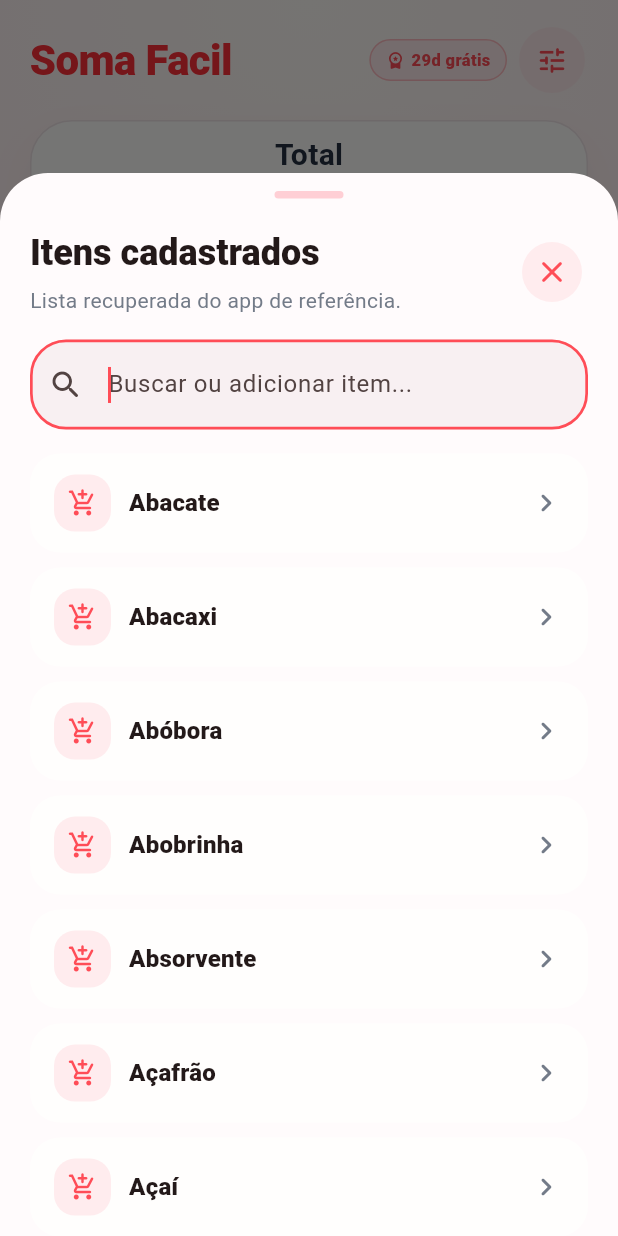
After one commit to tecnicorikardo/calculadoradecompras, a Flutter app: the screen it shows after launch, after a tap on the "search" icon, on a phone screen of 412 x 824 dp. The commit adds this screen. Run offline on Flutter 3.47's test engine with Material 3 defaults, Android fonts, the phone set to English and light mode, and no system bars; our stand-ins replace share_plus, shared_preferences; network calls fail.

Commit message:
feat: restaura catalogo de itens do app de referencia

```diff
--- /dev/null
+++ b/lib/data/default_item_catalog.dart
@@ -0,0 +1,327 @@
+abstract final class DefaultItemCatalog {
+  static const List<String> names = <String>[
+    'Abacate',
+    'Abacaxi',
+    'Abóbora',
+    'Abobrinha',
+    'Absorvente',
+    'Açafrão',
+    'Açaí',
+    'Acém',
+    'Achocolatado',
+    'Açúcar Cristal',
+    'Açúcar Demerara',
+    'Açúcar Mascavo',
+    'Açúcar Refinado',
+    'Adoçante',
+    'Agrião',
+    'Água de Coco',
+    'Água Mineral',
+    'Água Sanitária',
+    'Alcaparras',
+    'Alcatra',
+    'Álcool em Gel',
+    'Alecrim',
+    'Alface',
+    'Algodão',
+    'Alho',
+    'Alho Triturado',
+    'Alvejante',
+    'Amaciante',
+    'Ameixa',
+    'Amêndoa',
+    'Amido de Milho',
+    'Aparelho de Barbear',
+    'Areia Sanitária',
+    'Arroz Agulhinha',
+    'Arroz Arbório',
+    'Arroz Integral',
+    'Arroz Parboilizado',
+    'Asa de Frango',
+    'Aspargo',
+    'Atum',
+    'Aveia em Farelo',
+    'Aveia em Flocos',
+    'Azeite de Oliva',
+    'Azeitona Preta',
+    'Azeitona Verde',
+    'Bacalhau',
+    'Bacon',
+    'Baguete',
+    'Banana',
+    'Batata',
+    'Batata Baroa',
+    'Batata Doce',
+    'Batata Pré-Frita',
+    'Berinjela',
+    'Beterraba',
+    'Biscoito Água e Sal',
+    'Biscoito de Polvilho',
+    'Biscoito Maizena',
+    'Biscoito Recheado',
+    'Bisnaguinha',
+    'Bisteca',
+    'Bolo',
+    'Brócolis',
+    'Cachaça',
+    'Café em Cápsulas',
+    'Café em Pó',
+    'Café Gourmet',
+    'Café Solúvel',
+    'Camarão',
+    'Canela',
+    'Canjica Amarela',
+    'Canjica Branca',
+    'Capeletti',
+    'Castanha de Caju',
+    'Castanha do Pará',
+    'Cebola',
+    'Cebolinha',
+    'Cenoura',
+    'Cerveja',
+    'Chá de Camomila',
+    'Chá Matte',
+    'Champignon',
+    'Chuchu',
+    'Coco Seco',
+    'Coco Verde',
+    'Coentro',
+    'Cogumelo',
+    'Colorau',
+    'Cominho',
+    'Condicionador',
+    'Contrafilé',
+    'Cookies',
+    'Copa',
+    'Coração Bovino',
+    'Coração de Frango',
+    'Costela',
+    'Costelinha',
+    'Couve',
+    'Couve-Flor',
+    'Coxa de Frango',
+    'Coxão Duro',
+    'Coxão Mole',
+    'Cravo',
+    'Cream Cheese',
+    'Creme de Leite',
+    'Creme Dental',
+    'Croissant',
+    'Cupim',
+    'Cúrcuma',
+    'Desengordurante',
+    'Desinfetante',
+    'Desodorante',
+    'Detergente',
+    'Enxaguante Bucal',
+    'Ervilha',
+    'Ervilha Lata',
+    'Escova de Dentes',
+    'Espaguete',
+    'Espinafre',
+    'Esponja de Aço',
+    'Esponja de Louça',
+    'Espumante',
+    'Extrato de Tomate',
+    'Farelo de Trigo',
+    'Farinha de Mandioca',
+    'Farinha de Rosca',
+    'Farinha de Trigo',
+    'Farinha de Trigo Integral',
+    'Farofa Pronta',
+    'Feijão Branco',
+    'Feijão Carioca',
+    'Feijão Fradinho',
+    'Feijão Preto',
+    'Fettuccine',
+    'Fígado de Frango',
+    'Filé Mignon',
+    'Filme PVC',
+    'Filtro de Papel',
+    'Fio Dental',
+    'Fita Adesiva',
+    'Fraldinha',
+    'Frango Inteiro',
+    'Fubá',
+    'Gengibre',
+    'Goiaba',
+    'Grão-de-bico',
+    'Guaraná',
+    'Guardanapo',
+    'Hambúrguer',
+    'Hastes Flexíveis',
+    'Hidratante',
+    'Hortelã',
+    'Inhame',
+    'Iogurte Grego',
+    'Iogurte Natural',
+    'Ketchup',
+    'Kiwi',
+    'Lagarto',
+    'Lâmpada LED',
+    'Laranja',
+    'Lasanha',
+    'Lasanha Congelada',
+    'Leite Condensado',
+    'Leite Desnatado',
+    'Leite Integral',
+    'Leite Sem Lactose',
+    'Lenços Umedecidos',
+    'Lentilha',
+    'Limão',
+    'Limpa-Pisos',
+    'Limpa-Vidros',
+    'Limpador Sanitário',
+    'Língua',
+    'Linguiça Calabresa',
+    'Lombo Canadense',
+    'Lombo Suíno',
+    'Louro',
+    'Lula',
+    'Luvas de Borracha',
+    'Maçã',
+    'Macarrão Instantâneo',
+    'Maionese',
+    'Mamão',
+    'Maminha',
+    'Mandioca',
+    'Manga',
+    'Manjericão',
+    'Manteiga',
+    'Maracujá',
+    'Margarina',
+    'Massa de Pizza',
+    'Melancia',
+    'Melão',
+    'Merluza',
+    'Mexerica',
+    'Mexilhão',
+    'Milho de Pipoca',
+    'Milho Verde',
+    'Milho Verde Lata',
+    'Mocotó',
+    'Moela de Frango',
+    'Molho de Pimenta',
+    'Molho de Tomate',
+    'Molho Inglês',
+    'Molho Shoyu',
+    'Morango',
+    'Mortadela',
+    'Mostarda',
+    'Músculo',
+    'Néctar de Fruta',
+    'Noz',
+    'Nuggets',
+    'Odorizador Ambiente',
+    'Óleo de Girassol',
+    'Óleo de Milho',
+    'Óleo de Soja',
+    'Orégano',
+    'Ovos',
+    'Ovos Caipira',
+    'Ovos de Codorna',
+    'Paio',
+    'Paleta',
+    'Palmito',
+    'Panceta',
+    'Panetone',
+    'Pano de Prato',
+    'Pano Multiuso',
+    'Pão de Forma',
+    'Pão de Forma Integral',
+    'Pão de Hambúrguer',
+    'Pão de Hot Dog',
+    'Pão de Queijo',
+    'Pão de Queijo Congelado',
+    'Pão Francês',
+    'Papel Alumínio',
+    'Papel Higiênico',
+    'Papel Manteiga',
+    'Passata de Tomate',
+    'Patinho',
+    'Peito de Frango',
+    'Peito de Peru',
+    'Penne',
+    'Pepino',
+    'Pera',
+    'Pernil Suíno',
+    'Peru',
+    'Pêssego',
+    'Petiscos Pet',
+    'Picanha',
+    'Picles',
+    'Picolé',
+    'Pilhas',
+    'Pimenta de Cheiro',
+    'Pimenta Dedo de Moça',
+    'Pimentão',
+    'Pistache',
+    'Pizza Congelada',
+    'Polpa de Fruta',
+    'Polvilho Azedo',
+    'Polvilho Doce',
+    'Potes Plásticos',
+    'Presunto',
+    'Protetor Diário',
+    'Protetor Solar',
+    'Queijo Brie',
+    'Queijo Coalho',
+    'Queijo Cottage',
+    'Queijo de Búfala',
+    'Queijo Gorgonzola',
+    'Queijo Minas Frescal',
+    'Queijo Mussarela',
+    'Queijo Parmesão',
+    'Queijo Prato',
+    'Queijo Provolone',
+    'Quiabo',
+    'Quinoa',
+    'Rabo',
+    'Ração para Cães',
+    'Ração para Gatos',
+    'Ravioli',
+    'Refrigerante Cola',
+    'Repolho',
+    'Requeijão',
+    'Ricota',
+    'Rúcula',
+    'Sabão de Coco',
+    'Sabão em Pó',
+    'Sabão Líquido',
+    'Sabonete',
+    'Sabonete Líquido',
+    'Saco de Lixo',
+    'Sal Grosso',
+    'Sal Refinado',
+    'Salame',
+    'Salmão',
+    'Salsicha',
+    'Salsinha',
+    'Sardinha',
+    'Shampoo',
+    'Sobrecoxa',
+    'Soja em Grão',
+    'Sorvete',
+    'Suco de Laranja',
+    'Suco de Uva',
+    'Super Cola',
+    'Talharim',
+    'Tapete Higiênico',
+    'Tapioca',
+    'Tilápia',
+    'Tira-Manchas',
+    'Toalha de Papel',
+    'Tomate',
+    'Torrada',
+    'Toucinho',
+    'Uva',
+    'Vagem',
+    'Velas',
+    'Vinagre',
+    'Vinagre Balsâmico',
+    'Vinagre de Maçã',
+    'Vinho Branco',
+    'Vinho Tinto',
+    'Vodka',
+  ];
+}
--- a/lib/screens/shopping_screen.dart
+++ b/lib/screens/shopping_screen.dart
@@ -9,7 +9,9 @@ import '../core/theme/app_palette.dart';
 import '../core/utils/currency_formatters.dart';
 import '../core/utils/currency_input_parser.dart';
 import '../models/budget_status.dart';
+import '../services/item_suggestions_service.dart';
 import '../services/local_storage_service.dart';
+import '../widgets/item_selector_sheet.dart';
 import '../widgets/items_bottom_sheet.dart';
 import '../widgets/numeric_keypad.dart';
 import '../widgets/upgrade_sheet.dart';
@@ -187,6 +189,8 @@ class _ShoppingScreenState extends State<ShoppingScreen>
     with SingleTickerProviderStateMixin {
   late final ShoppingController _controller;
   late final AnimationController _budgetAlertPulseController;
+  final ItemSuggestionsService _itemSuggestionsService =
+      const ItemSuggestionsService();
   final TextEditingController _budgetController = TextEditingController();
   final TextEditingController _descriptionController = TextEditingController();
   final TextEditingController _productController = TextEditingController();
@@ -555,6 +559,29 @@ class _ShoppingScreenState extends State<ShoppingScreen>
           onShare: () {
             Navigator.of(context).pop();
             _shareList();
+          },
+        );
+      },
+    );
+  }
+
+  Future<void> _showItemSelectorSheet() {
+    FocusManager.instance.primaryFocus?.unfocus();
+    return showModalBottomSheet<void>(
+      context: context,
+      isScrollControlled: true,
+      backgroundColor: Colors.transparent,
+      builder: (context) {
+        return ItemSelectorSheet(
+          suggestionsService: _itemSuggestionsService,
+          onItemSelected: (item) {
+            _descriptionController.text = item;
+            _descriptionController.selection = TextSelection.collapsed(
+              offset: item.length,
+            );
+            setState(() {
+              _activeAmountField = _AmountFieldTarget.product;
+            });
           },
         );
       },
@@ -1537,6 +1564,9 @@ class _ShoppingScreenState extends State<ShoppingScreen>
               vertical: descriptionVerticalPadding,
             ),
             alignment: Alignment.centerLeft,
+            child: Row(
+              children: <Widget>[
+                Expanded(
                   child: TextField(
                     key: const ValueKey<String>('description-field'),
                     controller: _descriptionController,
@@ -1573,6 +1603,23 @@ class _ShoppingScreenState extends State<ShoppingScreen>
                       fontWeight: FontWeight.w700,
                       height: 1.2,
                     ),
+                  ),
+                ),
+                const SizedBox(width: 6),
+                IconButton.filledTonal(
+                  key: const ValueKey<String>('item-selector-button'),
+                  onPressed: _showItemSelectorSheet,
+                  style: IconButton.styleFrom(
+                    backgroundColor: palette.accentSoft,
+                    foregroundColor: palette.accent,
+                    tapTargetSize: MaterialTapTargetSize.shrinkWrap,
+                    minimumSize: Size(tight ? 34 : 40, tight ? 34 : 40),
+                    padding: EdgeInsets.zero,
+                  ),
+                  icon: const Icon(Icons.search_rounded),
+                  tooltip: 'Buscar item cadastrado',
+                ),
+              ],
             ),
           ),
         ),
--- /dev/null
+++ b/lib/services/item_suggestions_service.dart
@@ -0,0 +1,54 @@
+import '../data/default_item_catalog.dart';
+
+class ItemSuggestionsService {
+  const ItemSuggestionsService();
+
+  List<String> getDefaultItems() {
+    return DefaultItemCatalog.names;
+  }
+
+  List<String> search(String query, {int limit = 500}) {
+    final normalizedQuery = _normalize(query);
+    if (normalizedQuery.isEmpty) {
+      return DefaultItemCatalog.names.take(limit).toList(growable: false);
+    }
+
+    final startsWithMatches = <String>[];
+    final containsMatches = <String>[];
+
+    for (final item in DefaultItemCatalog.names) {
+      final normalizedItem = _normalize(item);
+      if (normalizedItem.startsWith(normalizedQuery)) {
+        startsWithMatches.add(item);
+      } else if (normalizedItem.contains(normalizedQuery)) {
+        containsMatches.add(item);
+      }
+    }
+
+    return <String>[
+      ...startsWithMatches,
+      ...containsMatches,
+    ].take(limit).toList(growable: false);
+  }
+
+  String _normalize(String value) {
+    return value
+        .trim()
+        .toLowerCase()
+        .replaceAll(RegExp(r'\s+'), ' ')
+        .replaceAll('á', 'a')
+        .replaceAll('à', 'a')
+        .replaceAll('â', 'a')
+        .replaceAll('ã', 'a')
+        .replaceAll('ä', 'a')
+        .replaceAll('é', 'e')
+        .replaceAll('ê', 'e')
+        .replaceAll('í', 'i')
+        .replaceAll('ó', 'o')
+        .replaceAll('ô', 'o')
+        .replaceAll('õ', 'o')
+        .replaceAll('ú', 'u')
+        .replaceAll('ü', 'u')
+        .replaceAll('ç', 'c');
+  }
+}
--- a/lib/services/pro_service.dart
+++ b/lib/services/pro_service.dart
@@ -32,8 +32,8 @@ class ProService {
     final prefs = await SharedPreferences.getInstance();
     var id = prefs.getString(_prefKeyDeviceId);
     if (id == null) {
-      id =
-          '${Platform.operatingSystem}_${DateTime.now().microsecondsSinceEpoch}';
+      final platformName = kIsWeb ? 'web' : Platform.operatingSystem;
+      id = '${platformName}_${DateTime.now().microsecondsSinceEpoch}';
       await prefs.setString(_prefKeyDeviceId, id);
     }
     return id;
@@ -78,6 +78,8 @@ class ProService {
 
     // Cache local
     if (prefs.getBool(_prefKeyIsPro) == true) return true;
+
+    if (kIsWeb) return false;
 
     // Consulta remota
     HttpClient? client;
--- /dev/null
+++ b/lib/widgets/item_selector_sheet.dart
@@ -0,0 +1,249 @@
+import 'package:flutter/material.dart';
+
+import '../core/theme/app_palette.dart';
+import '../services/item_suggestions_service.dart';
+
+class ItemSelectorSheet extends StatefulWidget {
+  const ItemSelectorSheet({
+    super.key,
+    required this.suggestionsService,
+    required this.onItemSelected,
+  });
+
+  final ItemSuggestionsService suggestionsService;
+  final ValueChanged<String> onItemSelected;
+
+  @override
+  State<ItemSelectorSheet> createState() => _ItemSelectorSheetState();
+}
+
+class _ItemSelectorSheetState extends State<ItemSelectorSheet> {
+  final TextEditingController _searchController = TextEditingController();
+  late List<String> _items;
+
+  @override
+  void initState() {
+    super.initState();
+    _items = widget.suggestionsService.search('');
+    _searchController.addListener(_handleSearchChanged);
+  }
+
+  void _handleSearchChanged() {
+    setState(() {
+      _items = widget.suggestionsService.search(_searchController.text);
+    });
+  }
+
+  void _selectItem(String item) {
+    widget.onItemSelected(item);
+    Navigator.of(context).pop();
+  }
+
+  @override
+  void dispose() {
+    _searchController.removeListener(_handleSearchChanged);
+    _searchController.dispose();
+    super.dispose();
+  }
+
+  @override
+  Widget build(BuildContext context) {
+    final theme = Theme.of(context);
+    final palette = context.appPalette;
+    return Container(
+      height: MediaQuery.sizeOf(context).height * 0.86,
+      decoration: BoxDecoration(
+        color: palette.surfaceSheet,
+        borderRadius: const BorderRadius.vertical(top: Radius.circular(32)),
+      ),
+      child: SafeArea(
+        top: false,
+        child: Column(
+          children: <Widget>[
+            const SizedBox(height: 12),
+            Container(
+              width: 46,
+              height: 5,
+              decoration: BoxDecoration(
+                color: palette.handle,
+                borderRadius: BorderRadius.circular(99),
+              ),
+            ),
+            Padding(
+              padding: const EdgeInsets.fromLTRB(20, 20, 20, 12),
+              child: Column(
+                crossAxisAlignment: CrossAxisAlignment.start,
+                children: <Widget>[
+                  Row(
+                    children: <Widget>[
+                      Expanded(
+                        child: Column(
+                          crossAxisAlignment: CrossAxisAlignment.start,
+                          children: <Widget>[
+                            Text(
+                              'Itens cadastrados',
+                              style: theme.textTheme.headlineSmall?.copyWith(
+                                fontWeight: FontWeight.w800,
+                              ),
+                            ),
+                            const SizedBox(height: 6),
+                            Text(
+                              'Lista recuperada do app de referência.',
+                              style: theme.textTheme.bodyMedium?.copyWith(
+                                color: palette.textSecondary,
+                              ),
+                            ),
+                          ],
+                        ),
+                      ),
+                      IconButton.filledTonal(
+                        onPressed: () => Navigator.of(context).pop(),
+                        style: IconButton.styleFrom(
+                          backgroundColor: palette.accentSoft,
+                          foregroundColor: palette.accent,
+                        ),
+                        icon: const Icon(Icons.close_rounded),
+                        tooltip: 'Fechar',
+                      ),
+                    ],
+                  ),
+                  const SizedBox(height: 16),
+                  TextField(
+                    key: const ValueKey<String>('item-selector-search'),
+                    controller: _searchController,
+                    autofocus: true,
+                    textInputAction: TextInputAction.search,
+                    decoration: InputDecoration(
+                      hintText: 'Buscar ou adicionar item...',
+                      prefixIcon: const Icon(Icons.search_rounded),
+                      filled: true,
+                      fillColor: palette.surfaceMuted,
+                      border: OutlineInputBorder(
+                        borderRadius: BorderRadius.circular(20),
+                        borderSide: BorderSide.none,
+                      ),
+                    ),
+                  ),
+                ],
+              ),
+            ),
+            Expanded(
+              child: _items.isEmpty
+                  ? _EmptySelectorState(
+                      query: _searchController.text,
+                      onUseQuery: () => _selectItem(_searchController.text),
+                    )
+                  : ListView.separated(
+                      padding: const EdgeInsets.fromLTRB(20, 4, 20, 24),
+                      itemCount: _items.length,
+                      separatorBuilder: (_, __) => const SizedBox(height: 10),
+                      itemBuilder: (context, index) {
+                        final item = _items[index];
+                        return _ItemTile(
+                          item: item,
+                          onTap: () => _selectItem(item),
+                        );
+                      },
+                    ),
+            ),
+          ],
+        ),
+      ),
+    );
+  }
+}
+
+class _EmptySelectorState extends StatelessWidget {
+  const _EmptySelectorState({required this.query, required this.onUseQuery});
+
+  final String query;
+  final VoidCallback onUseQuery;
+
+  @override
+  Widget build(BuildContext context) {
+    final theme = Theme.of(context);
+    final palette = context.appPalette;
+    final normalizedQuery = query.trim();
+
+    return Center(
+      child: Padding(
+        padding: const EdgeInsets.all(28),
+        child: Column(
+          mainAxisSize: MainAxisSize.min,
+          children: <Widget>[
+            Icon(Icons.search_off_rounded, color: palette.accent, size: 42),
+            const SizedBox(height: 12),
+            Text(
+              'Nenhum item encontrado.',
+              style: theme.textTheme.titleMedium?.copyWith(
+                fontWeight: FontWeight.w800,
+              ),
+            ),
+            if (normalizedQuery.isNotEmpty) ...<Widget>[
+              const SizedBox(height: 12),
+              FilledButton.icon(
+                onPressed: onUseQuery,
+                icon: const Icon(Icons.add_rounded),
+                label: Text('Usar "$normalizedQuery"'),
+              ),
+            ],
+          ],
+        ),
+      ),
+    );
+  }
+}
+
+class _ItemTile extends StatelessWidget {
+  const _ItemTile({required this.item, required this.onTap});
+
+  final String item;
+  final VoidCallback onTap;
+
+  @override
+  Widget build(BuildContext context) {
+    final theme = Theme.of(context);
+    final palette = context.appPalette;
+
+    return Material(
+      color: palette.surface,
+      borderRadius: BorderRadius.circular(20),
+      child: InkWell(
+        onTap: onTap,
+        borderRadius: BorderRadius.circular(20),
+        child: Padding(
+          padding: const EdgeInsets.symmetric(horizontal: 16, vertical: 14),
+          child: Row(
+            children: <Widget>[
+              Container(
+                width: 38,
+                height: 38,
+                decoration: BoxDecoration(
+                  color: palette.accentSoft,
+                  borderRadius: BorderRadius.circular(14),
+                ),
+                child: Icon(
+                  Icons.add_shopping_cart_rounded,
+                  color: palette.accent,
+                  size: 20,
+                ),
+              ),
+              const SizedBox(width: 12),
+              Expanded(
+                child: Text(
+                  item,
+                  maxLines: 1,
+                  overflow: TextOverflow.ellipsis,
+                  style: theme.textTheme.titleMedium?.copyWith(
+                    fontWeight: FontWeight.w800,
+                  ),
+                ),
+              ),
+              Icon(Icons.chevron_right_rounded, color: palette.textSecondary),
+            ],
+          ),
+        ),
+      ),
+    );
+  }
+}
```
Also changed, not shown: 2 other files. Lines whose indentation alone changed are shown as unchanged.
